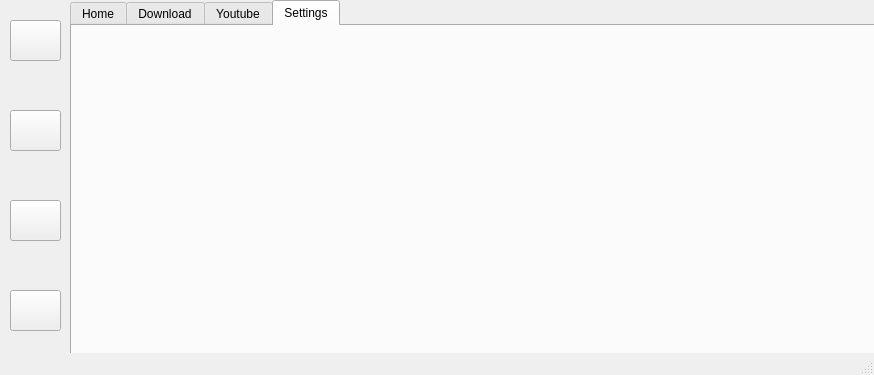
The window that main.ui (gautamsood15/download_manager) describes before a commit, drawn with Qt 5.
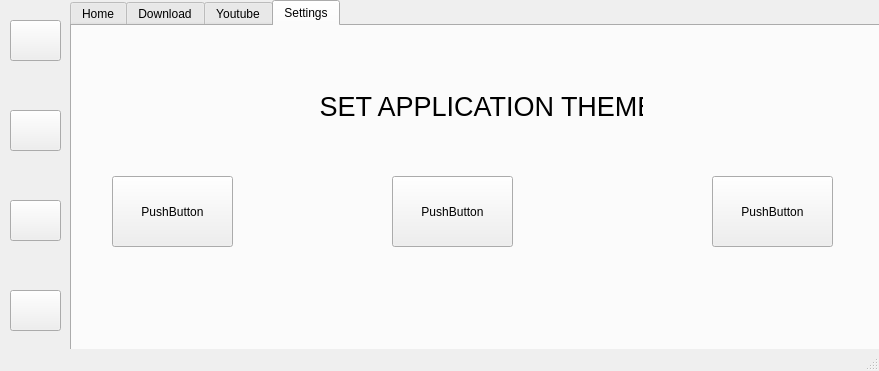
The same window after the commit. The open tabs and pages were chosen to show the change. Icons and pictures are not drawn.

Commit message: Adding design for settings

```diff
--- a/main.ui
+++ b/main.ui
@@ -6,8 +6,8 @@
    <rect>
     <x>0</x>
     <y>0</y>
-    <width>874</width>
-    <height>375</height>
+    <width>879</width>
+    <height>371</height>
    </rect>
   </property>
   <property name="windowTitle">
@@ -540,6 +540,63 @@
      <attribute name="title">
       <string>Settings</string>
      </attribute>
+     <widget class="QPushButton" name="pushButton_12">
+      <property name="geometry">
+       <rect>
+        <x>40</x>
+        <y>150</y>
+        <width>121</width>
+        <height>71</height>
+       </rect>
+      </property>
+      <property name="text">
+       <string>PushButton</string>
+      </property>
+     </widget>
+     <widget class="QPushButton" name="pushButton_13">
+      <property name="geometry">
+       <rect>
+        <x>320</x>
+        <y>150</y>
+        <width>121</width>
+        <height>71</height>
+       </rect>
+      </property>
+      <property name="text">
+       <string>PushButton</string>
+      </property>
+     </widget>
+     <widget class="QPushButton" name="pushButton_14">
+      <property name="geometry">
+       <rect>
+        <x>640</x>
+        <y>150</y>
+        <width>121</width>
+        <height>71</height>
+       </rect>
+      </property>
+      <property name="text">
+       <string>PushButton</string>
+      </property>
+     </widget>
+     <widget class="QLabel" name="label_7">
+      <property name="geometry">
+       <rect>
+        <x>240</x>
+        <y>50</y>
+        <width>331</width>
+        <height>61</height>
+       </rect>
+      </property>
+      <property name="font">
+       <font>
+        <pointsize>20</pointsize>
+       </font>
+      </property>
+      <property name="text">
+       <string> SET APPLICATION THEME</string>
+      </property>
+     </widget>
     </widget>
    </widget>
    <widget class="QPushButton" name="pushButton_6">
```
Left out of the diff: 6 changed lines with no effect on the pictures. The commit also changes 1 other file.
